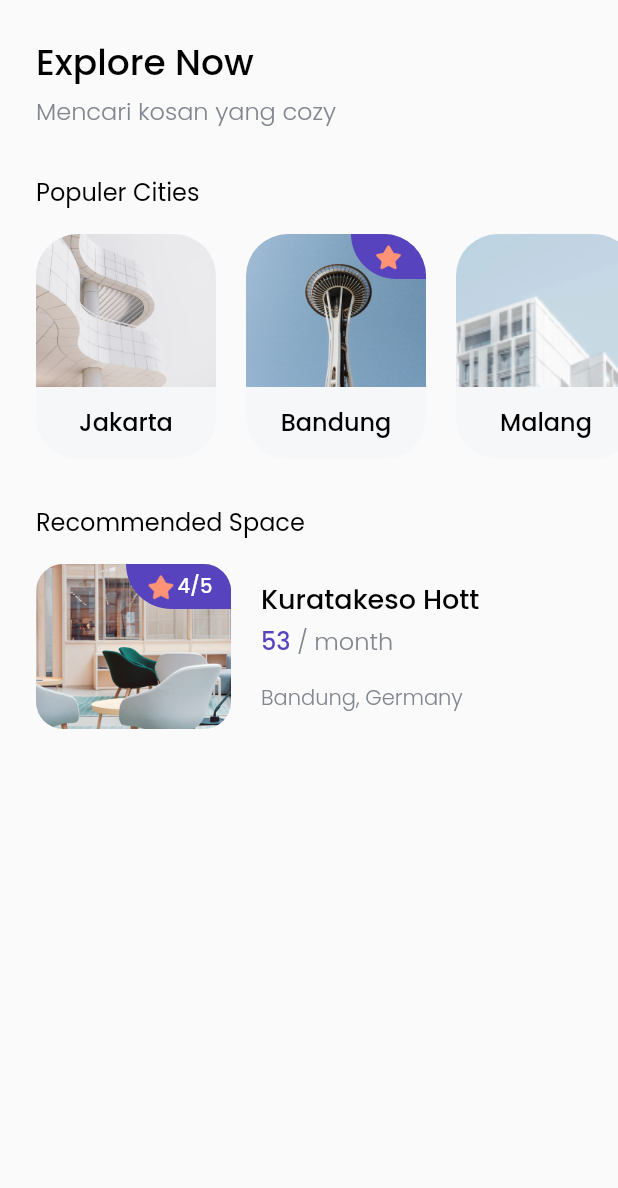
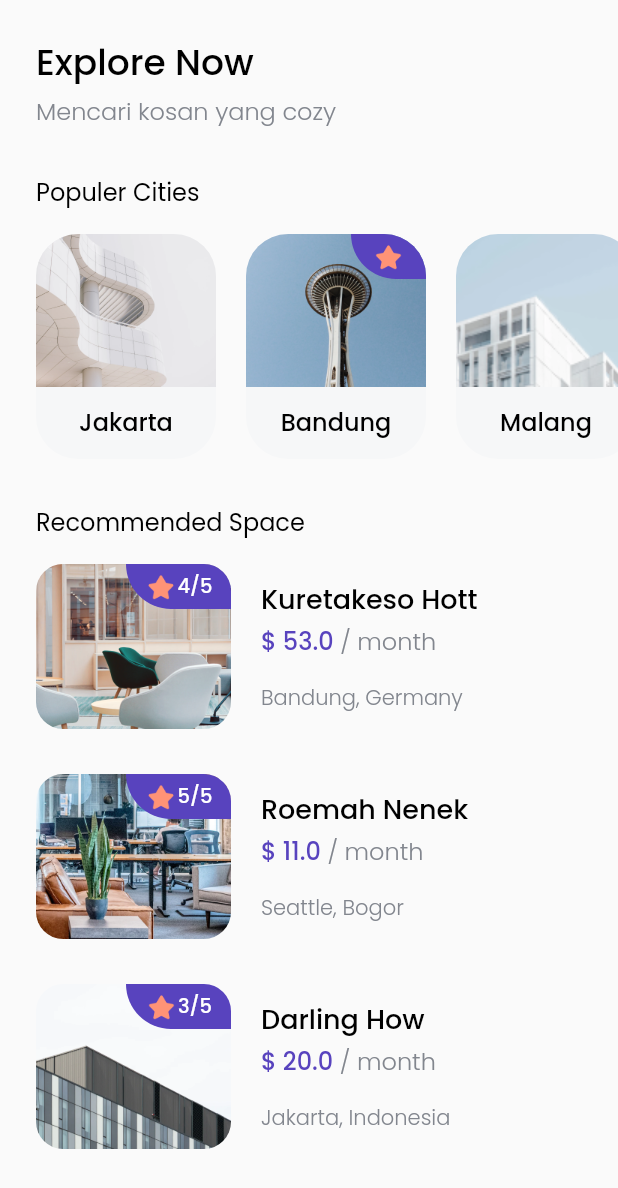
Before and after one commit to aristrisnawan/find-house, a Flutter app: the screen it shows after launch, after a tap on "Explore Now", on a phone screen of 412 x 824 dp. Shown: the top 1188 px of the screen. Run offline on Flutter 3.47's test engine with Material 2 defaults, Android fonts, the phone set to English and light mode, and no system bars; our stand-ins replace google_fonts.

Commit message:
add tips & guide in home page

```diff
--- /dev/null
+++ b/lib/models/space.dart
@@ -0,0 +1,18 @@
+class Space {
+  int id;
+  String name;
+  String imageUrl;
+  double price;
+  String city;
+  String country;
+  int rating;
+
+  Space(
+      {required this.id,
+      required this.name,
+      required this.imageUrl,
+      required this.price,
+      required this.city,
+      required this.country,
+      required this.rating});
+}
--- /dev/null
+++ b/lib/models/tips.dart
@@ -0,0 +1,12 @@
+class Tips {
+  int id;
+  String imageUrl;
+  String title;
+  String updated;
+
+  Tips(
+      {required this.id,
+      required this.imageUrl,
+      required this.title,
+      required this.updated});
+}
--- a/lib/pages/home_page.dart
+++ b/lib/pages/home_page.dart
@@ -1,7 +1,10 @@
 import 'package:find_house/models/city.dart';
+import 'package:find_house/models/space.dart';
+import 'package:find_house/models/tips.dart';
 import 'package:find_house/theme.dart';
 import 'package:find_house/widgets/city_card.dart';
 import 'package:find_house/widgets/space_card.dart';
+import 'package:find_house/widgets/tips_card.dart';
 import 'package:flutter/material.dart';
 
 class HomePage extends StatelessWidget {
@@ -11,6 +14,7 @@ class HomePage extends StatelessWidget {
   Widget build(BuildContext context) {
     return Scaffold(
       body: SafeArea(
+          bottom: false,
           child: Padding(
             padding: EdgeInsets.symmetric(vertical: edge),
             child: ListView(children: [
@@ -88,7 +92,7 @@ class HomePage extends StatelessWidget {
               ),
               // NOTE: RECOMMENDED SPACE
               Padding(
-            padding: EdgeInsets.only(left: edge),
+                padding: EdgeInsets.symmetric(horizontal: edge),
                 child: Text(
                   "Recommended Space",
                   style: reulerTextStyle.copyWith(fontSize: 16),
@@ -98,14 +102,76 @@ class HomePage extends StatelessWidget {
                 height: 16,
               ),
               Padding(
-            padding:  EdgeInsets.only(left: edge),
+                padding: EdgeInsets.only(left: edge),
                 child: Column(
                   crossAxisAlignment: CrossAxisAlignment.start,
                   children: [
-                SpaceCard()
+                    SpaceCard(Space(
+                        id: 1,
+                        imageUrl: "assets/image/space1.png",
+                        name: "Kuretakeso Hott",
+                        price: 53,
+                        rating: 4,
+                        city: "Bandung",
+                        country: "Germany")),
+                    SizedBox(
+                      height: 30,
+                    ),
+                    SpaceCard(Space(
+                        id: 2,
+                        imageUrl: "assets/image/space2.png",
+                        name: "Roemah Nenek",
+                        price: 11,
+                        rating: 5,
+                        city: "Seattle",
+                        country: "Bogor")),
+                    SizedBox(
+                      height: 30,
+                    ),
+                    SpaceCard(Space(
+                        id: 3,
+                        imageUrl: "assets/image/space3.png",
+                        name: "Darling How",
+                        price: 20,
+                        rating: 3,
+                        city: "Jakarta",
+                        country: "Indonesia"))
                   ],
                 ),
-          )
+              ),
+              SizedBox(
+                height: 30,
+              ),
+              //NOTE : TIPS & GUIDANCE
+              Padding(
+                padding: EdgeInsets.only(left: edge),
+                child: Text(
+                  "Tips & Guuidance",
+                  style: reulerTextStyle.copyWith(fontSize: 16),
+                ),
+              ),
+              SizedBox(
+                height: 16,
+              ),
+              Padding(
+                  padding: EdgeInsets.symmetric(horizontal: edge),
+                  child: Column(
+                    children: [
+                      TipsCard(Tips(
+                          id: 1,
+                          imageUrl: "assets/image/tips1.png",
+                          title: "City Guidelines",
+                          updated: "20 Apr")),
+                      SizedBox(
+                        height: 20,
+                      ),
+                      TipsCard(Tips(
+                          id: 2,
+                          imageUrl: "assets/image/tips2.png",
+                          title: "Jakarta Fairship",
+                          updated: "11 Dec")),
+                    ],
+                  ))
             ]),
           )),
     );
--- a/lib/widgets/space_card.dart
+++ b/lib/widgets/space_card.dart
@@ -1,8 +1,10 @@
+import 'package:find_house/models/space.dart';
 import 'package:find_house/theme.dart';
 import 'package:flutter/material.dart';
 
 class SpaceCard extends StatelessWidget {
-  const SpaceCard({super.key});
+  final Space space;
+  const SpaceCard(this.space);
 
   @override
   Widget build(BuildContext context) {
@@ -16,7 +18,7 @@ class SpaceCard extends StatelessWidget {
             child: Stack(
               children: [
                 Image.asset(
-                  "assets/image/space1.png",
+                  space.imageUrl,
                   height: 110,
                   width: 130,
                   fit: BoxFit.cover,
@@ -40,7 +42,7 @@ class SpaceCard extends StatelessWidget {
                           width: 22,
                         ),
                         Text(
-                          "4/5",
+                          '${space.rating}/5',
                           style: whiteTextStyle.copyWith(fontSize: 13),
                         )
                       ],
@@ -59,7 +61,7 @@ class SpaceCard extends StatelessWidget {
           mainAxisAlignment: MainAxisAlignment.spaceBetween,
           children: [
             Text(
-              "Kuratakeso Hott",
+              space.name,
               style: blackTextStyle.copyWith(fontSize: 18),
             ),
             SizedBox(
@@ -67,7 +69,7 @@ class SpaceCard extends StatelessWidget {
             ),
             Text.rich(
               TextSpan(
-                  text: "53",
+                  text: '\$ ${space.price}',
                   style: purpleTextStyle.copyWith(fontSize: 16),
                   children: [
                     TextSpan(
@@ -79,7 +81,7 @@ class SpaceCard extends StatelessWidget {
               height: 16,
             ),
             Text(
-              "Bandung, Germany",
+              "${space.city}, ${space.country}",
               style: greyTextStyle.copyWith(fontSize: 14),
             )
           ],
--- /dev/null
+++ b/lib/widgets/tips_card.dart
@@ -0,0 +1,41 @@
+import 'package:find_house/models/tips.dart';
+import 'package:flutter/material.dart';
+
+import '../theme.dart';
+
+class TipsCard extends StatelessWidget {
+  final Tips tips;
+  const TipsCard(this.tips);
+
+  @override
+  Widget build(BuildContext context) {
+    return Row(
+      children: [
+        ClipRRect(
+            borderRadius: BorderRadius.circular(24),
+            child: Image.asset(tips.imageUrl, width: 80)),
+        SizedBox(
+          width: 16,
+        ),
+        Column(
+          crossAxisAlignment: CrossAxisAlignment.start,
+          children: [
+            Text(
+              tips.title,
+              style: blackTextStyle.copyWith(fontSize: 18),
+            ),
+            SizedBox(
+              height: 4,
+            ),
+            Text(
+              'Updated ${tips.updated}',
+              style: greyTextStyle.copyWith(fontSize: 14),
+            )
+          ],
+        ),
+        Spacer(),
+        IconButton(onPressed: (){}, icon: Icon(Icons.chevron_right,size: 24,color: greyColor,))
+      ],
+    );
+  }
+}
```
Lines whose indentation alone changed are shown as unchanged.
